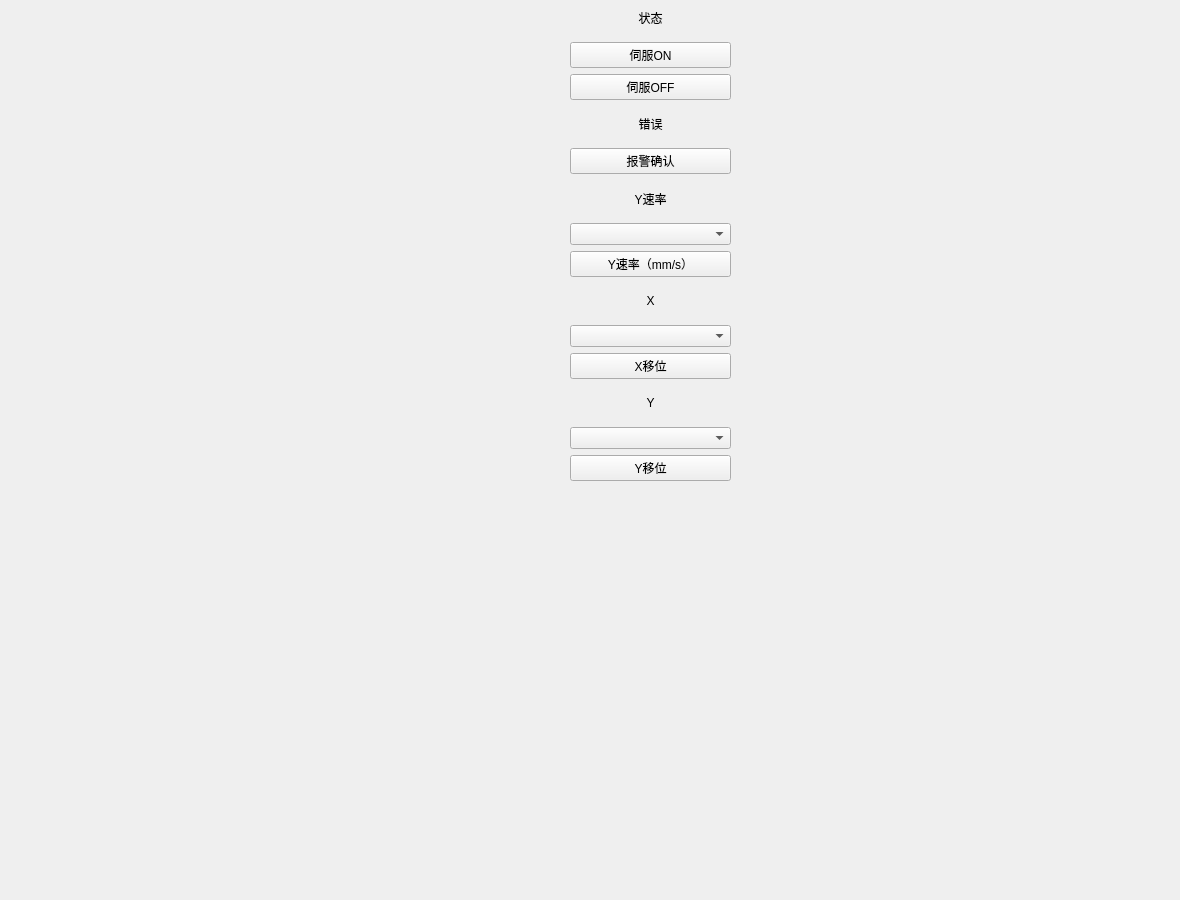
This is cpp/8H82600/form_distributorsetting.ui in huayunfly/goiot as Qt 5 draws it before an edit. The edited form follows.
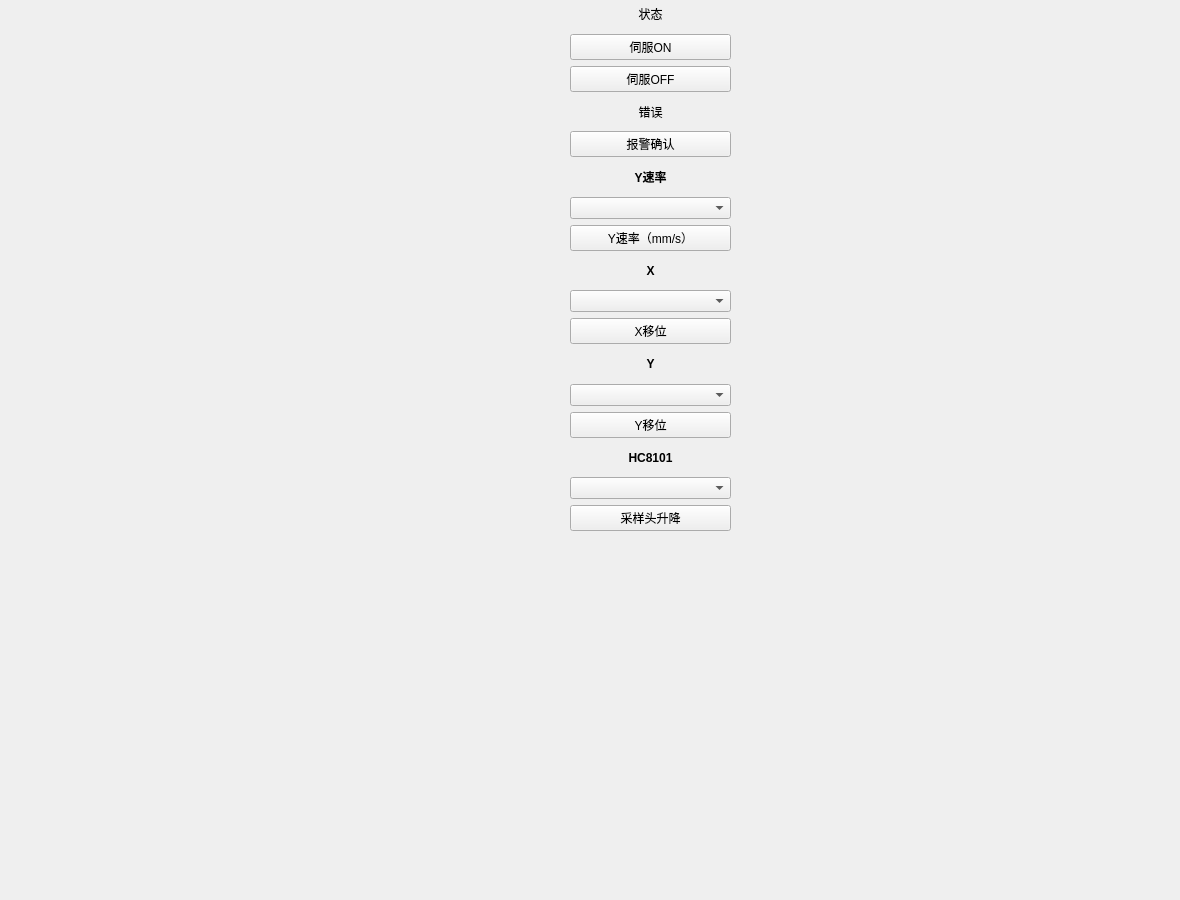
This is the edited form.

Commit message: Display the liquid distributor position. Control the sampling needle up/down.

```diff
--- a/cpp/8H82600/form_distributorsetting.ui
+++ b/cpp/8H82600/form_distributorsetting.ui
@@ -30,7 +30,7 @@
      <x>570</x>
      <y>0</y>
      <width>161</width>
-     <height>481</height>
+     <height>531</height>
     </rect>
    </property>
    <layout class="QVBoxLayout" name="verticalLayout_2">
@@ -77,6 +77,12 @@
     </item>
     <item>
      <widget class="QLabel" name="label_speedY">
+      <property name="font">
+       <font>
+        <weight>75</weight>
+        <bold>true</bold>
+       </font>
+      </property>
       <property name="text">
        <string>Y速率</string>
       </property>
@@ -97,6 +103,12 @@
     </item>
     <item>
      <widget class="QLabel" name="label_posX">
+      <property name="font">
+       <font>
+        <weight>75</weight>
+        <bold>true</bold>
+       </font>
+      </property>
       <property name="text">
        <string>X</string>
       </property>
@@ -117,6 +129,12 @@
     </item>
     <item>
      <widget class="QLabel" name="label_posY">
+      <property name="font">
+       <font>
+        <weight>75</weight>
+        <bold>true</bold>
+       </font>
+      </property>
       <property name="text">
        <string>Y</string>
       </property>
@@ -135,6 +153,32 @@
       </property>
      </widget>
     </item>
+    <item>
+     <widget class="QLabel" name="label_sampling_injector">
+      <property name="font">
+       <font>
+        <weight>75</weight>
+        <bold>true</bold>
+       </font>
+      </property>
+      <property name="text">
+       <string>HC8101</string>
+      </property>
+      <property name="alignment">
+       <set>Qt::AlignCenter</set>
+      </property>
+     </widget>
+    </item>
+    <item>
+     <widget class="QComboBox" name="comboBox_sampling_injector"/>
+    </item>
+    <item>
+     <widget class="QPushButton" name="button_sampling_injector">
+      <property name="text">
+       <string>采样头升降</string>
+      </property>
+     </widget>
+    </item>
    </layout>
   </widget>
  </widget>
```
The commit also changes 4 other files.
